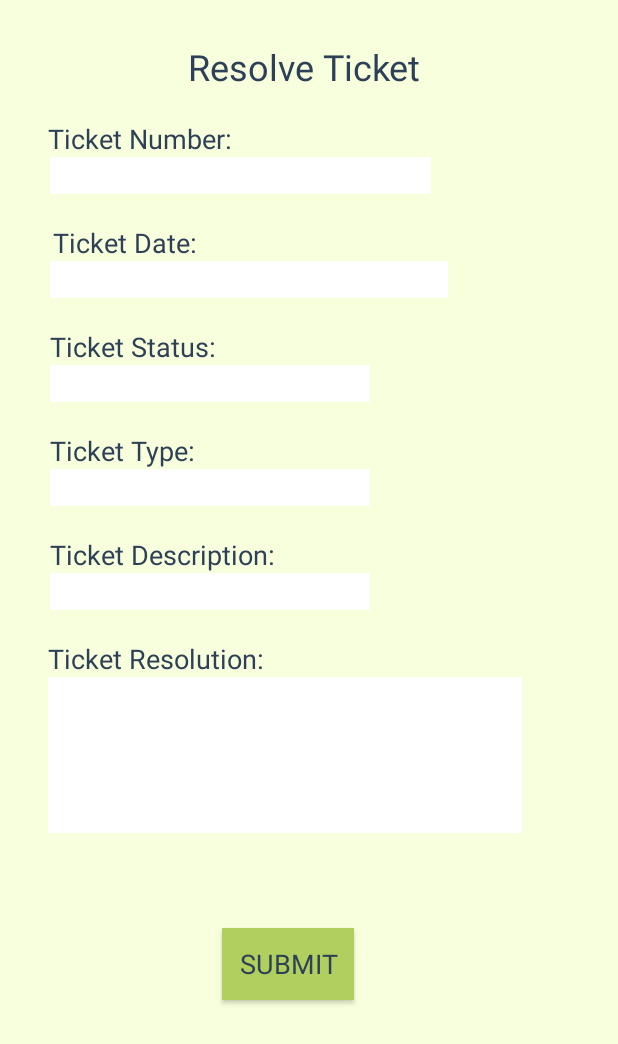
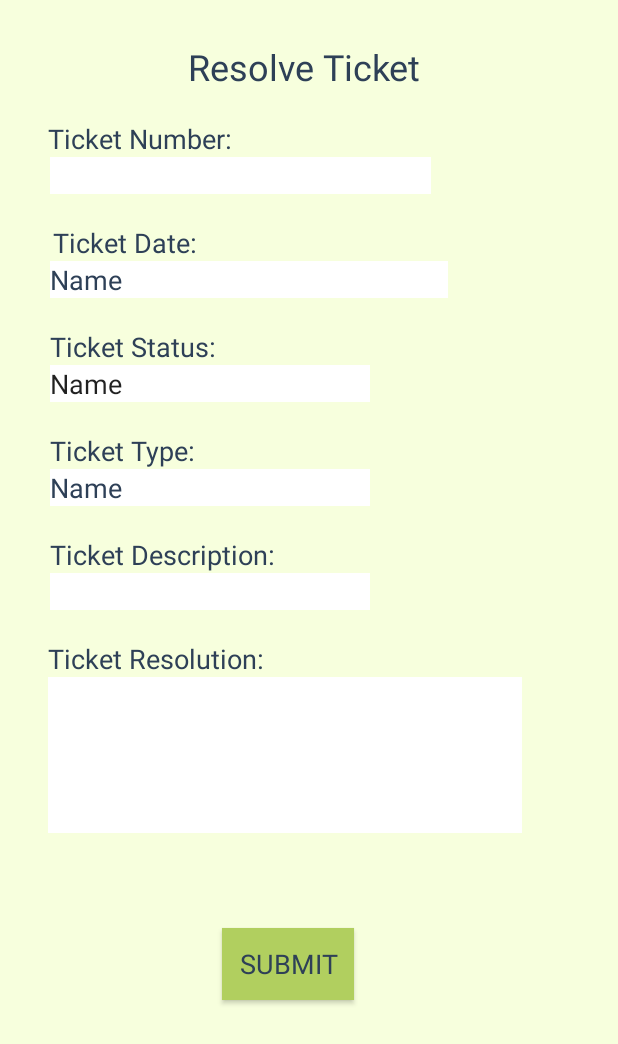
Before and after one commit to jonastoussaint/Got-It-CustomerService-App2, an Android app: the ResolveTicket screen opened directly, with no data from a screen before it, on a phone screen of 412 x 824 dp. Shown: the top 1044 px of the screen. Run offline under Robolectric (Android 15) with nearby library versions, the phone set to English and light mode, and no system bars; libraries missing offline, so code that uses them is left out: com.parse; Roboto replaces fonts that are not available here; 4 statements that could not run were skipped.

Commit message:
Updated Project

```diff
--- a/app/src/main/java/com/example/testproject/ResolveTicket.java
+++ b/app/src/main/java/com/example/testproject/ResolveTicket.java
@@ -79,10 +79,6 @@ public class ResolveTicket extends AppCompatActivity {
                             Toast toast = Toast.makeText(getApplicationContext(),"Ticket Successfully Submitted", Toast. LENGTH_LONG);
                             toast.show();
 
-                            //take out
-                            Intent intent = new Intent(ResolveTicket.this, GalleryFragment.class);
-                            startActivity(intent);
-
                         }
                         else{
                             Toast toast = Toast.makeText(getApplicationContext(),"Unable to resolve ticket", Toast. LENGTH_LONG);
--- a/app/src/main/res/layout/activity_resolve_ticket.xml
+++ b/app/src/main/res/layout/activity_resolve_ticket.xml
@@ -75,7 +75,7 @@
         android:enabled="false"
         android:inputType="textPersonName"
         android:shadowColor="@color/gray"
-
+        android:text="Name"
         android:textColor="@color/navy"
         app:layout_constraintStart_toStartOf="parent"
         app:layout_constraintTop_toBottomOf="@+id/Tn_lbl" />
@@ -91,7 +91,7 @@
         android:ems="10"
         android:enabled="false"
         android:inputType="textPersonName"
-
+        android:text="Name"
         android:textColor="@color/navy"
         app:layout_constraintStart_toStartOf="parent"
         app:layout_constraintTop_toBottomOf="@+id/td_lbl" />
@@ -105,7 +105,7 @@
         android:background="#ffffff"
         android:ems="10"
         android:inputType="textPersonName"
-
+        android:text="Name"
         app:layout_constraintStart_toStartOf="parent"
         app:layout_constraintTop_toBottomOf="@+id/ts_lbl2" />
 
@@ -119,7 +119,7 @@
         android:ems="10"
         android:enabled="false"
         android:inputType="textPersonName"
-
+        android:text="Name"
         android:textColor="@color/navy"
         app:layout_constraintStart_toStartOf="parent"
         app:layout_constraintTop_toBottomOf="@+id/tt_lbl3" />
--- a/app/src/main/res/values/colors.xml
+++ b/app/src/main/res/values/colors.xml
@@ -5,6 +5,6 @@
     <color name="colorAccent">#03DAC5</color>
     <color name="navy">#2E4057</color>
     <color name="gray">#707070</color>
+    <color name="green">#b1cf5f</color>
     <color name="lightyellow">#f7ffdd</color>
-    <color name="green">#b1cf5f</color>
 </resources>
```
Also changed, not shown: app/src/main/res/layout/fragment_gallery.xml (+3 -4 lines).
